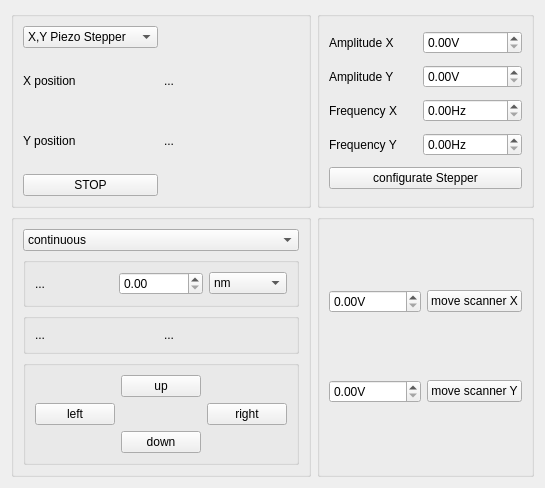
Above: hyperion/view/position/attocube.ui from caldarolamartin/hyperion before the change. Below: the same form after it.
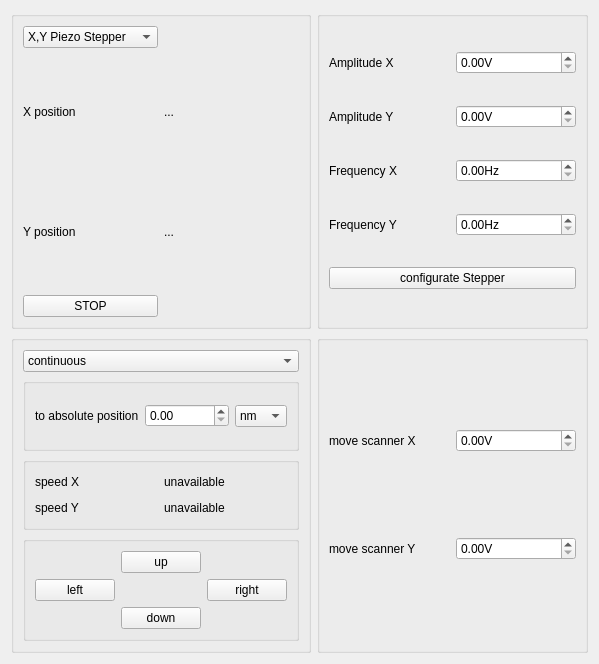
That is the form after the change.

Commit message: attocube gui works okay: scanner, stepper step, stepper continuous

Patch:
```diff
--- a/hyperion/view/position/attocube.ui
+++ b/hyperion/view/position/attocube.ui
@@ -6,8 +6,8 @@
    <rect>
     <x>0</x>
     <y>0</y>
-    <width>536</width>
-    <height>488</height>
+    <width>599</width>
+    <height>664</height>
    </rect>
   </property>
   <property name="windowTitle">
@@ -171,7 +171,7 @@
      <property name="title">
       <string/>
      </property>
-     <layout class="QGridLayout" name="gridLayout_6">
+     <layout class="QGridLayout" name="gridLayout_7">
       <item row="0" column="0">
        <widget class="QComboBox" name="comboBox_kindOfMove">
         <item>
@@ -201,11 +201,11 @@
         <property name="title">
          <string/>
         </property>
-        <layout class="QHBoxLayout" name="horizontalLayout_2">
+        <layout class="QHBoxLayout" name="horizontalLayout">
          <item>
           <widget class="QLabel" name="label_sortMove">
            <property name="text">
-            <string>...</string>
+            <string>to absolute position</string>
            </property>
           </widget>
          </item>
@@ -243,18 +243,32 @@
         <property name="title">
          <string/>
         </property>
-        <layout class="QHBoxLayout" name="horizontalLayout">
-         <item>
-          <widget class="QLabel" name="label_speed_step">
+        <layout class="QGridLayout" name="gridLayout_6">
+         <item row="0" column="0">
+          <widget class="QLabel" name="label_speed_stepX">
            <property name="text">
-            <string>...</string>
+            <string>speed X</string>
            </property>
           </widget>
          </item>
-         <item>
-          <widget class="QLabel" name="label_speedsize_stepsize">
+         <item row="0" column="1">
+          <widget class="QLabel" name="label_speedsize_stepsizeX">
            <property name="text">
-            <string>...</string>
+            <string>unavailable</string>
+           </property>
+          </widget>
+         </item>
+         <item row="1" column="0">
+          <widget class="QLabel" name="label_speed_stepY">
+           <property name="text">
+            <string>speed Y</string>
+           </property>
+          </widget>
+         </item>
+         <item row="1" column="1">
+          <widget class="QLabel" name="label_speedsize_stepsizeY">
+           <property name="text">
+            <string>unavailable</string>
            </property>
           </widget>
          </item>
@@ -307,24 +321,21 @@
       <string/>
      </property>
      <layout class="QGridLayout" name="gridLayout_4">
-      <item row="0" column="0">
-       <widget class="QDoubleSpinBox" name="doubleSpinBox_scannerX">
-        <property name="suffix">
-         <string>V</string>
-        </property>
-        <property name="maximum">
-         <double>999999999.000000000000000</double>
+      <item row="1" column="0">
+       <widget class="QLabel" name="label_scannerY">
+        <property name="text">
+         <string>move scanner Y</string>
         </property>
        </widget>
       </item>
-      <item row="0" column="1">
-       <widget class="QPushButton" name="pushButton_moveScannerX">
+      <item row="0" column="0">
+       <widget class="QLabel" name="label_scannerX">
         <property name="text">
          <string>move scanner X</string>
         </property>
        </widget>
       </item>
-      <item row="1" column="0">
+      <item row="1" column="1">
        <widget class="QDoubleSpinBox" name="doubleSpinBox_scannerY">
         <property name="suffix">
          <string>V</string>
@@ -334,10 +345,13 @@
         </property>
        </widget>
       </item>
-      <item row="1" column="1">
-       <widget class="QPushButton" name="pushButton_moveScannerY">
-        <property name="text">
-         <string>move scanner Y</string>
+      <item row="0" column="1">
+       <widget class="QDoubleSpinBox" name="doubleSpinBox_scannerX">
+        <property name="suffix">
+         <string>V</string>
+        </property>
+        <property name="maximum">
+         <double>999999999.000000000000000</double>
         </property>
        </widget>
       </item>
```
The commit also changes 3 other files.
